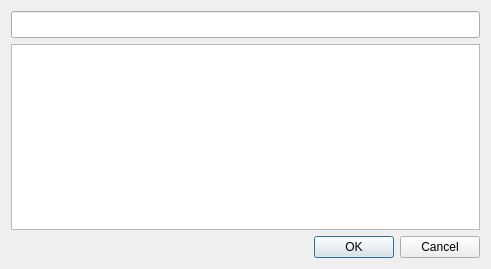
First picture: the form in ui_selectDialog.ui, repository kvv128/RetailPoint, before the edit.
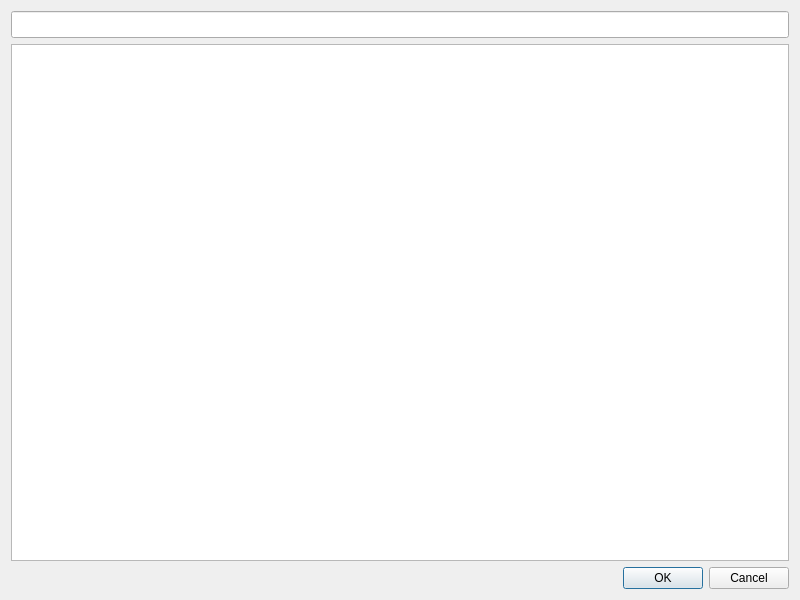
Second picture: the form after the edit.

Commit message: fixup! исправлен фильтр ClassDict, фильтр справочников

```diff
--- a/ui_selectDialog.ui
+++ b/ui_selectDialog.ui
@@ -9,8 +9,8 @@
    <rect>
     <x>0</x>
     <y>0</y>
-    <width>491</width>
-    <height>269</height>
+    <width>800</width>
+    <height>600</height>
    </rect>
   </property>
   <property name="font">
@@ -52,13 +52,16 @@
     </widget>
    </item>
    <item>
-    <widget class="QTableView" name="tbl_data">
+    <widget class="QTableWidget" name="tbl_data">
      <property name="selectionBehavior">
       <enum>QAbstractItemView::SelectRows</enum>
      </property>
-     <property name="sortingEnabled">
+     <attribute name="horizontalHeaderVisible">
       <bool>false</bool>
-     </property>
+     </attribute>
+     <attribute name="horizontalHeaderCascadingSectionResizes">
+      <bool>true</bool>
+     </attribute>
      <attribute name="verticalHeaderVisible">
       <bool>false</bool>
      </attribute>
```
The commit also changes 6 other files.
